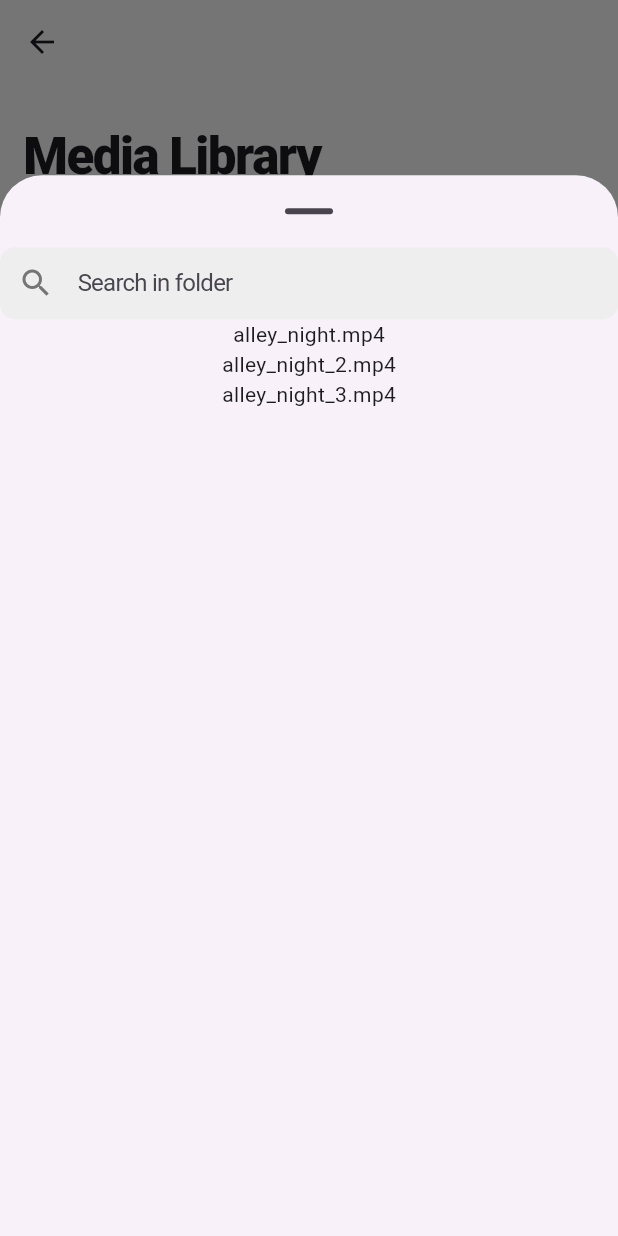
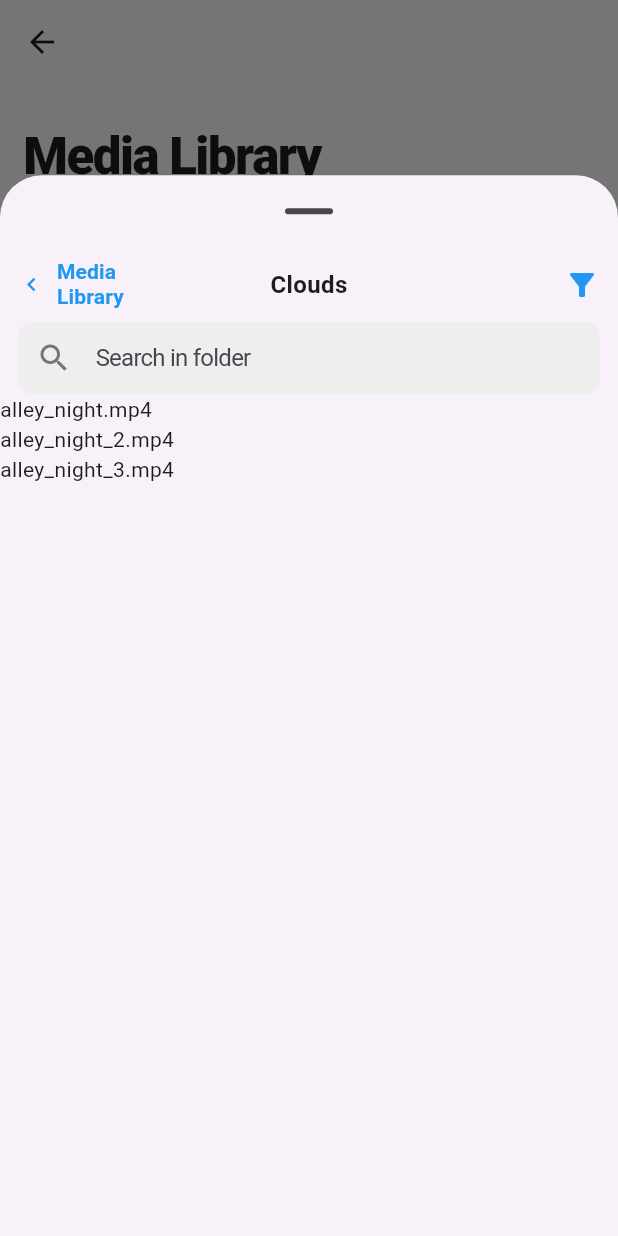
Before and after one commit to rostikmakhanko/red_bull_case_study_application, a Flutter app: the MediaLibraryScreen screen opened directly, after a tap on "Clouds", on a phone screen of 412 x 824 dp. Run offline on Flutter 3.47's test engine with Material 3 defaults, Android fonts, the phone set to English and light mode, and no system bars.

Commit message:
Show back button, folder name, and filter icon button in folder content sheet top

```diff
--- a/lib/screens/media_library_screen.dart
+++ b/lib/screens/media_library_screen.dart
@@ -1,4 +1,5 @@
 import 'package:flutter/material.dart';
+
 import '../components/search_field.dart';
 
 class MediaLibraryScreen extends StatefulWidget {
@@ -11,14 +12,12 @@ class MediaLibraryScreen extends StatefulWidget {
 class _MediaLibraryScreenState extends State<MediaLibraryScreen> {
   List<String> folders = ['Clouds', 'Cars', 'Urban', 'Mountains', 'Ocean'];
 
-  void _showFolderContentBottomSheet(
-    BuildContext context,
-  ) {
+  void _showFolderContentBottomSheet(BuildContext context, String folderName) {
     showModalBottomSheet(
       context: context,
       showDragHandle: true,
       isScrollControlled: true,
-      builder: (context) => const FolderContentSheet(),
+      builder: (context) => FolderContentSheet(folderName: folderName),
     );
   }
 
@@ -35,8 +34,7 @@ class _MediaLibraryScreenState extends State<MediaLibraryScreen> {
             children: [
               Padding(
                 padding: EdgeInsetsGeometry.symmetric(horizontal: 16),
-                child:
-                  Column(
+                child: Column(
                   crossAxisAlignment: CrossAxisAlignment.start,
                   children: [
                     const SizedBox(height: 12),
@@ -61,17 +59,17 @@ class _MediaLibraryScreenState extends State<MediaLibraryScreen> {
                 child: ListView.builder(
                   itemCount: folders.length,
                   itemBuilder: (context, index) {
-                    final folder = folders[index];
+                    final folderName = folders[index];
 
                     return Column(
                       children: [
                         ListTile(
                           leading: const Icon(Icons.folder, color: Colors.blue),
-                          title: Text(folder),
+                          title: Text(folderName),
                           trailing: const Icon(Icons.chevron_right),
                           onTap: () {
-                            print('Tapped $folder');
-                            _showFolderContentBottomSheet(context);
+                            print('Tapped $folderName');
+                            _showFolderContentBottomSheet(context, folderName);
                           },
                         ),
                         const Divider(height: 1),
@@ -89,7 +87,9 @@ class _MediaLibraryScreenState extends State<MediaLibraryScreen> {
 }
 
 class FolderContentSheet extends StatefulWidget {
-  const FolderContentSheet({super.key});
+  final String folderName;
+
+  const FolderContentSheet({super.key, required this.folderName});
 
   @override
   State<FolderContentSheet> createState() => _FolderContentSheetState();
@@ -105,8 +105,60 @@ class _FolderContentSheetState extends State<FolderContentSheet> {
     return SizedBox(
       height: sheetHeight,
       child: Column(
+        crossAxisAlignment: CrossAxisAlignment.start,
         children: [
-          SearchField(hintText: 'Search in folder'),
+          Row(
+            children: [
+              SizedBox(
+                width: 120,
+                child: Align(
+                  alignment: Alignment.centerLeft,
+                  child: TextButton.icon(
+                    onPressed: () => Navigator.of(context).maybePop(),
+                    icon: const Icon(Icons.chevron_left, color: Colors.blue),
+                    label: const Text(
+                      'Media\nLibrary',
+                      style: TextStyle(
+                        color: Colors.blue,
+                        fontSize: 14,
+                        height: 1.2,
+                        fontWeight: FontWeight.bold,
+                      ),
+                      maxLines: 2,
+                    ),
+                  ),
+                ),
+              ),
+
+              Expanded(
+                child: Text(
+                  widget.folderName,
+                  textAlign: TextAlign.center,
+                  style: TextStyle(fontSize: 16, fontWeight: FontWeight.bold),
+                ),
+              ),
+
+              SizedBox(
+                width: 120,
+                child: Align(
+                  alignment: Alignment.centerRight,
+                  child: IconButton(
+                    icon: const Icon(Icons.filter_alt, color: Colors.blue),
+                    onPressed: () {
+                      // TODO: implement folder content filtering
+                      print('Filtering is not implemented');
+                    },
+                  ),
+                ),
+              ),
+            ],
+          ),
+
+          Padding(
+            padding: EdgeInsetsGeometry.symmetric(horizontal: 12),
+            child: SearchField(hintText: 'Search in folder'),
+          ),
+
           const Text('alley_night.mp4'),
           const Text('alley_night_2.mp4'),
           const Text('alley_night_3.mp4'),
```
Lines whose indentation alone changed are shown as unchanged.
